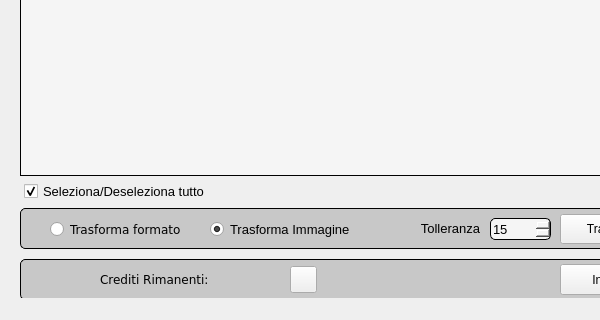
First picture: the form in WindowWidgets/MainWindow/mainwindow.ui, repository RobertoRomolini/FotoMaster, before the edit; both pictures show x 0 to 600 and y 400 to 720 of the 1270 by 720 pixel window.
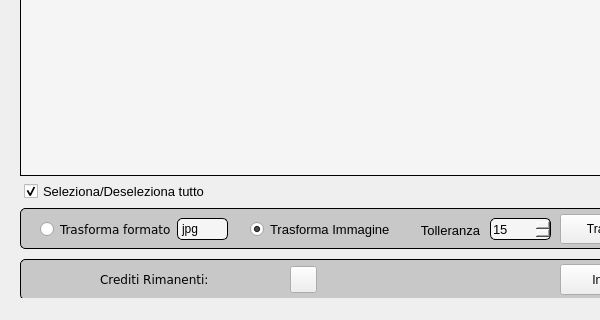
Second picture: the form after the edit. Icons and pictures are not drawn. Custom widgets are drawn as their Qt base class.

Commit message: Improve trasforma formato

Patch:
```diff
--- a/WindowWidgets/MainWindow/mainwindow.ui
+++ b/WindowWidgets/MainWindow/mainwindow.ui
@@ -17,7 +17,7 @@
    </size>
   </property>
   <property name="windowTitle">
-   <string>Foto Master 3.1 Beta - Developed by R. Romolini</string>
+   <string>Foto Master 3.1 - Developed by R. Romolini</string>
   </property>
   <widget class="QWidget" name="centralwidget">
    <widget class="QLineEdit" name="directory">
@@ -972,10 +972,10 @@
    <widget class="QLabel" name="label_4">
     <property name="geometry">
      <rect>
-      <x>420</x>
+      <x>409</x>
       <y>584</y>
-      <width>60</width>
-      <height>16</height>
+      <width>71</width>
+      <height>20</height>
      </rect>
     </property>
     <property name="font">
@@ -1063,7 +1063,7 @@
    <widget class="QRadioButtonCustom" name="centraRiquadra">
     <property name="geometry">
      <rect>
-      <x>210</x>
+      <x>250</x>
       <y>583</y>
       <width>151</width>
       <height>20</height>
@@ -1090,9 +1090,9 @@
    <widget class="QRadioButtonCustom" name="changeImageFormat">
     <property name="geometry">
      <rect>
-      <x>50</x>
+      <x>40</x>
       <y>583</y>
-      <width>151</width>
+      <width>141</width>
       <height>20</height>
      </rect>
     </property>
@@ -1253,6 +1253,53 @@
      <string/>
     </property>
    </widget>
+   <widget class="QComboBox" name="changeImageFormatDropdown">
+    <property name="geometry">
+     <rect>
+      <x>177</x>
+      <y>582</y>
+      <width>51</width>
+      <height>22</height>
+     </rect>
+    </property>
+    <property name="styleSheet">
+     <string notr="true">QComboBox
+{
+	background-color: rgb(245, 245, 245);
+	border: 1px solid black;
+	border-radius: 5px;
+	font: 10pt 'Helvetica';
+}
+
+QComboBox::drop-down 
+{
+    border: 0px; /* This seems to replace the whole arrow of the combo box */
+}
+
+QComboBox::down-arrow
+{
+    border-image: url(:/Files/Files/down.png);
+	background-color: rgb(245, 245, 245);
+width: 15px;
+margin-right: 7px;
+}</string>
+    </property>
+    <item>
+     <property name="text">
+      <string>jpg</string>
+     </property>
+    </item>
+    <item>
+     <property name="text">
+      <string>png</string>
+     </property>
+    </item>
+    <item>
+     <property name="text">
+      <string>webp</string>
+     </property>
+    </item>
+   </widget>
    <zorder>opzioniTabellaBox</zorder>
    <zorder>trasformaImmaginiBox</zorder>
    <zorder>sostituisciRapidoBox</zorder>
@@ -1303,6 +1350,7 @@
    <zorder>label_5</zorder>
    <zorder>creditiRimanenti</zorder>
    <zorder>refreshCrediti</zorder>
+   <zorder>changeImageFormatDropdown</zorder>
   </widget>
   <widget class="QMenuBar" name="menubar">
    <property name="geometry">
```
The commit also changes 2 other files.
